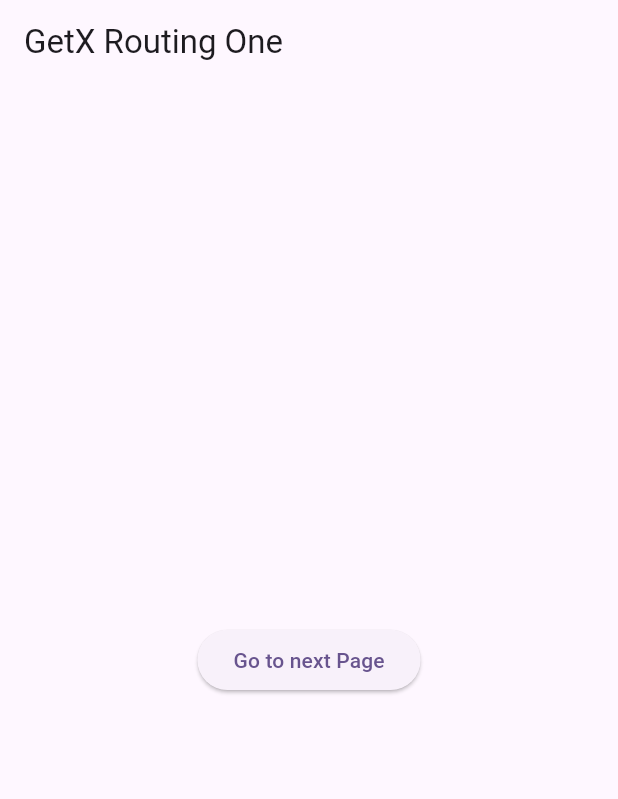
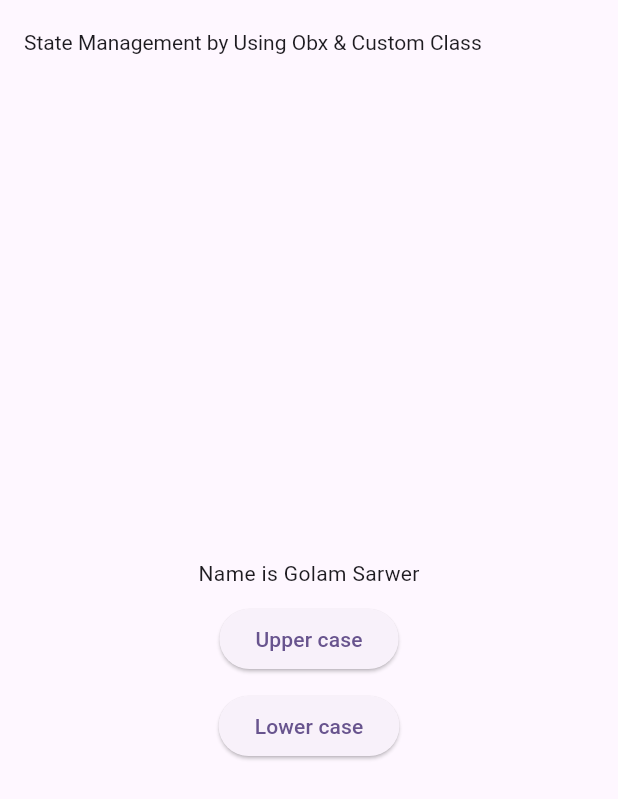
Before and after one commit to golamsarwer97/learning_getx, a Flutter app: the screen it shows after launch, on a phone screen of 412 x 824 dp. Shown: the top 799 px of the screen. Run offline on Flutter 3.47's test engine with Material 2 defaults, Android fonts, the phone set to English and light mode, and no system bars; our stand-ins replace get.

Commit message:
state management with Obx

```diff
--- a/lib/main.dart
+++ b/lib/main.dart
@@ -4,6 +4,8 @@ import 'package:get/get.dart';
 import './screens/dialog_box.dart';
 import './screens/bottom_sheet.dart';
 import './screens/route_page1.dart';
+import './screens/state_manage.dart';
+import './screens/state_manage_with_class.dart';
 
 void main() {
   runApp(const MyApp());
@@ -24,7 +26,8 @@ class MyApp extends StatelessWidget {
         useMaterial3: true,
       ),
       // home: const BottomSheetGetx(),
-      home: const RoutePageOne(),
+      // home: const RoutePageOne(),
+      home: ClassManage(),
     );
   }
 }
--- /dev/null
+++ b/lib/models/student.dart
@@ -0,0 +1,9 @@
+class Student {
+  String name;
+  String age;
+
+  Student({
+    required this.name,
+    required this.age,
+  });
+}
--- a/lib/screens/bottom_sheet.dart
+++ b/lib/screens/bottom_sheet.dart
@@ -1,3 +1,5 @@
+// ignore_for_file: avoid_unnecessary_containers
+
 import 'package:flutter/material.dart';
 import 'package:get/get.dart';
 
--- /dev/null
+++ b/lib/screens/state_manage_with_class.dart
@@ -0,0 +1,61 @@
+import 'package:flutter/material.dart';
+import 'package:get/get.dart';
+
+import '../models/student.dart';
+
+class ClassManage extends StatelessWidget {
+  final student = Student(
+    name: 'Golam Sarwer',
+    age: '28',
+  ).obs;
+
+  @override
+  Widget build(BuildContext context) {
+    return Scaffold(
+      appBar: AppBar(
+        title: const Text(
+          'State Management by Using Obx & Custom Class',
+          style: TextStyle(
+            fontSize: 14,
+          ),
+        ),
+      ),
+      body: Center(
+        child: Column(
+          mainAxisSize: MainAxisSize.min,
+          mainAxisAlignment: MainAxisAlignment.center,
+          crossAxisAlignment: CrossAxisAlignment.center,
+          children: [
+            Obx(
+              () => Text('Name is ${student.value.name}'),
+            ),
+            const SizedBox(height: 10),
+            ElevatedButton(
+              onPressed: () {
+                student.update(
+                  (student) {
+                    student!.name = student.name.toString().toUpperCase();
+                  },
+                );
+
+                // student.value.name = student.value.name?.toUpperCase();
+              },
+              child: const Text('Upper case'),
+            ),
+            const SizedBox(height: 10),
+            ElevatedButton(
+              onPressed: () {
+                student.update(
+                  (student) {
+                    student!.name = student.name.toString().toLowerCase();
+                  },
+                );
+              },
+              child: const Text('Lower case'),
+            ),
+          ],
+        ),
+      ),
+    );
+  }
+}
```
Also changed, not shown: lib/screens/state_manage.dart (added, +49 -0 lines).
